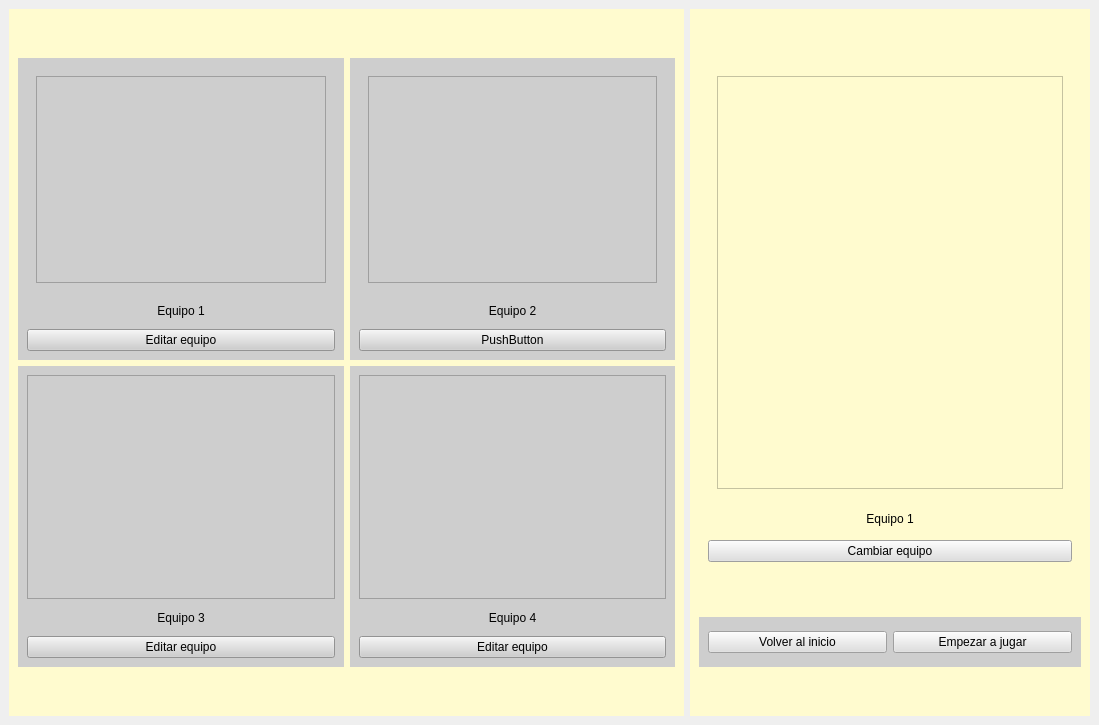
This is Pràctica 2/pantallas ui/Eleccion_equipo.ui in Joel-Malonda-2209/Proyecto_Pokemon as Qt 5 draws it before an edit. The edited form follows.
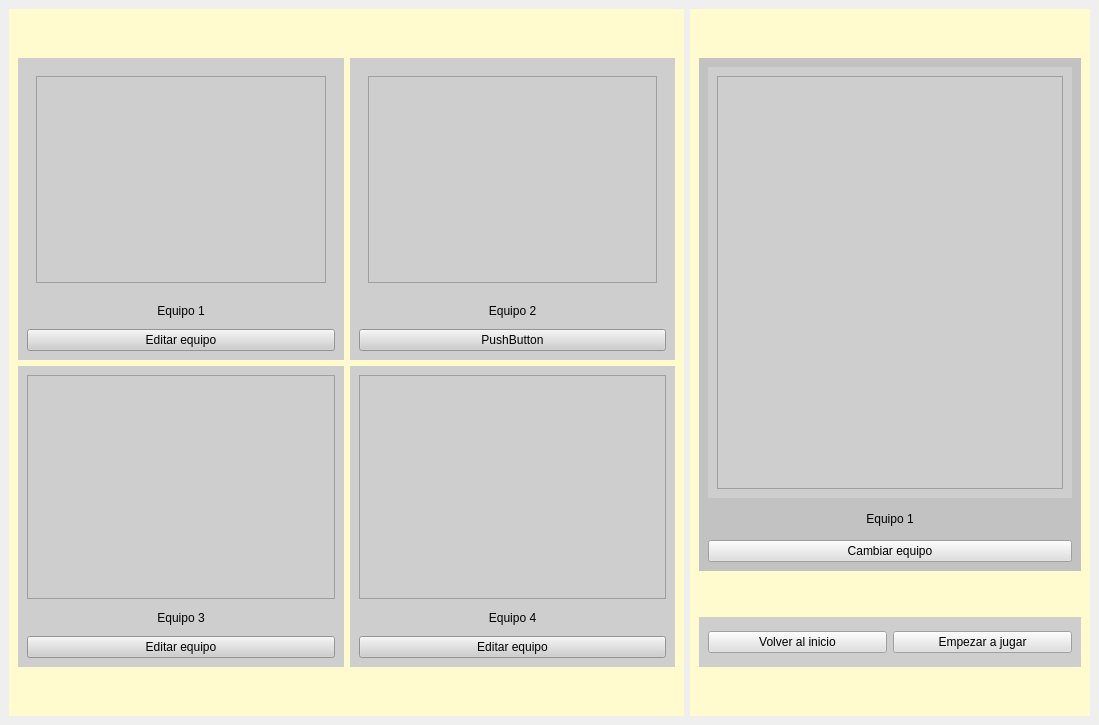
This is the edited form. Icons and pictures are not drawn.

```diff
--- a/Pràctica 2/pantallas ui/Eleccion_equipo.ui
+++ b/Pràctica 2/pantallas ui/Eleccion_equipo.ui
@@ -291,9 +291,15 @@
          </item>
          <item>
           <widget class="QWidget" name="verticalWidget" native="true">
+           <property name="styleSheet">
+            <string notr="true">background-color: rgb(194, 194, 194);</string>
+           </property>
            <layout class="QVBoxLayout" name="verticalLayout_4">
             <item>
              <widget class="QWidget" name="verticalWidget" native="true">
+              <property name="styleSheet">
+               <string notr="true">background-color: rgb(206, 206, 206);</string>
+              </property>
               <layout class="QVBoxLayout" name="verticalLayout_14">
                <item>
                 <widget class="QGraphicsView" name="graphicsView_2">
```
